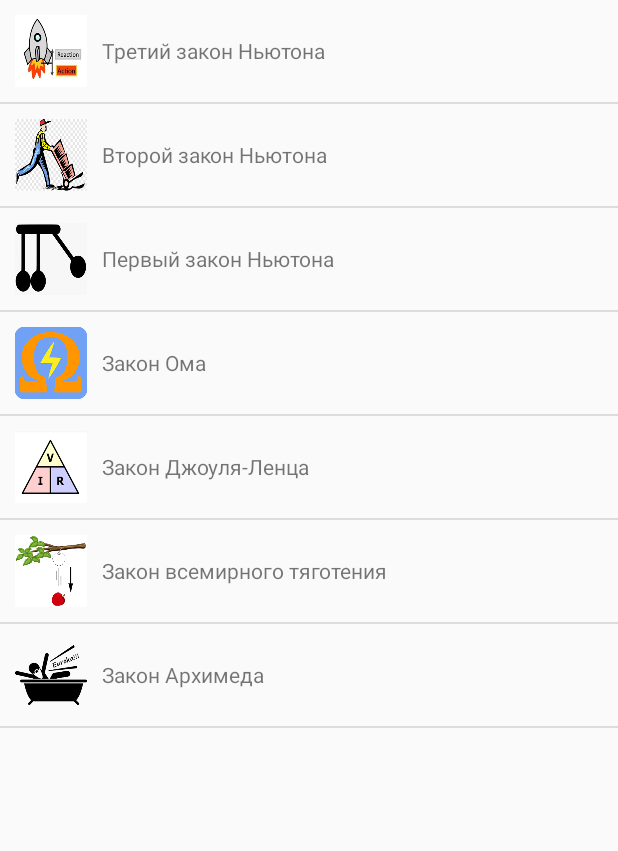
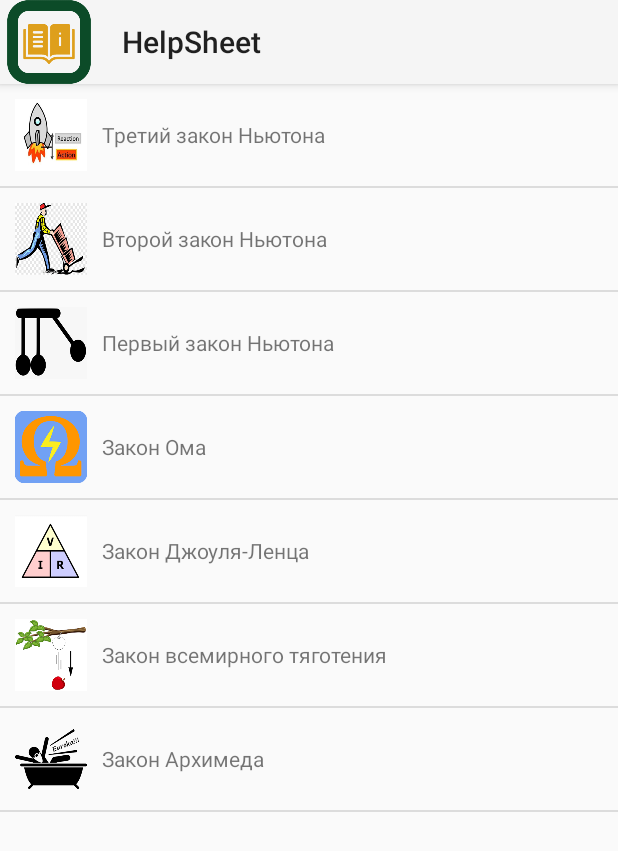
Before and after one commit to i444Valentin/HelpSheet, an Android app: the screen it shows after launch (MainActivity), on a phone screen of 412 x 824 dp. Shown: the top 851 px of the screen. Run offline under Robolectric (Android 15) with nearby library versions, the phone set to English and light mode, and no system bars.

Commit message:
Update the App style:
Added image in the Toolbar in Main Activity

```diff
--- a/app/src/main/java/com/helpsheet/MainActivity.java
+++ b/app/src/main/java/com/helpsheet/MainActivity.java
@@ -50,6 +50,7 @@ public class MainActivity extends AppCompatActivity implements AdapterView.OnIte
     public void onItemClick(AdapterView<?> parent, View view, int position, long id) {
         Intent intent = new Intent(this,SheetActivity.class);
         intent.putExtra(SHEET,sheets[position]);
+        intent.putExtra("title",helpSheetSings[position]);
         startActivity(intent);
     }
 
--- a/app/src/main/java/com/helpsheet/SplashActivity.java
+++ b/app/src/main/java/com/helpsheet/SplashActivity.java
@@ -2,7 +2,6 @@ package com.helpsheet;
 
 import android.content.Intent;
 import android.os.Bundle;
-import android.os.PersistableBundle;
 
 import androidx.annotation.Nullable;
 import androidx.appcompat.app.AppCompatActivity;
--- a/app/src/main/res/layout/activity_main.xml
+++ b/app/src/main/res/layout/activity_main.xml
@@ -1,12 +1,44 @@
 <?xml version="1.0" encoding="utf-8"?>
 <RelativeLayout xmlns:android="http://schemas.android.com/apk/res/android"
+    xmlns:app="http://schemas.android.com/apk/res-auto"
     xmlns:tools="http://schemas.android.com/tools"
     android:layout_width="match_parent"
     android:layout_height="match_parent"
     tools:context=".MainActivity">
 
+    <com.google.android.material.appbar.AppBarLayout
+        android:layout_width="match_parent"
+        android:layout_height="wrap_content"
+        android:layout_alignParentStart="true"
+        android:layout_alignParentTop="true"
+        android:theme="@style/Theme.AppCompat.DayNight.NoActionBar">
+        <LinearLayout
+            android:layout_width="match_parent"
+            android:layout_height="match_parent"
+            android:orientation="horizontal">
+
+            <ImageView
+                android:id="@+id/imageView2"
+                android:layout_width="65dp"
+                android:layout_height="match_parent"
+                app:srcCompat="@drawable/helpsheet_icon" />
+
+            <androidx.appcompat.widget.Toolbar
+                android:id="@+id/toolbar"
+                android:layout_width="344dp"
+                android:layout_height="?attr/actionBarSize"
+                android:background="#00FFFFFF"
+                app:title="@string/app_name" />
+
+        </LinearLayout>
+
+
+
+    </com.google.android.material.appbar.AppBarLayout>
+
     <ListView
         android:id="@+id/sheetsListView"
         android:layout_width="match_parent"
-        android:layout_height="match_parent" />
+        android:layout_height="match_parent"
+        android:layout_marginTop="?attr/actionBarSize" />
 </RelativeLayout>
--- a/app/src/main/res/values-night/themes.xml
+++ b/app/src/main/res/values-night/themes.xml
@@ -4,11 +4,11 @@
         <!-- Primary brand color. -->
         <item name="colorPrimary">@color/purple_200</item>
         <item name="colorPrimaryVariant">@color/purple_700</item>
-        <item name="colorOnPrimary">@color/black</item>
+        <item name="colorOnPrimary">#707070</item>
         <!-- Secondary brand color. -->
         <item name="colorSecondary">@color/teal_200</item>
         <item name="colorSecondaryVariant">@color/teal_200</item>
-        <item name="colorOnSecondary">@color/black</item>
+        <item name="colorOnSecondary">#5A5A5A</item>
         <!-- Status bar color. -->
         <item name="android:statusBarColor" tools:targetApi="l">?attr/colorPrimaryVariant</item>
         <!-- Customize your theme here. -->
```
Also changed, not shown: app/src/main/java/com/helpsheet/SheetActivity.java (+8 -0 lines), app/src/main/res/layout/activity_sheet.xml (+35 -1 lines), app/src/main/res/drawable-v24/helpsheet_icon.png (added).
